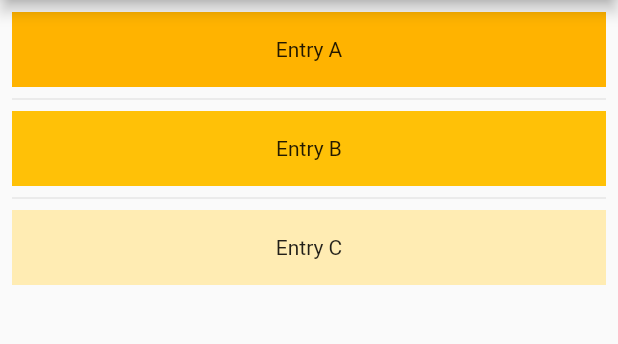
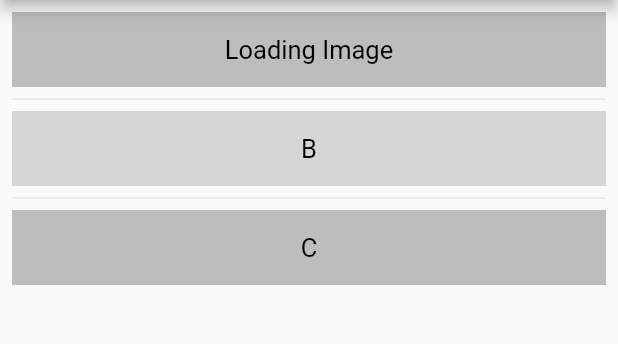
Before and after one commit to evansmwenda/flutterWidgets, a Flutter app: the screen it shows after launch, on a phone screen of 412 x 824 dp, the part 84-428 px from its top. Run offline on Flutter 3.47's test engine with Material 2 defaults, Android fonts, the phone set to English and light mode, and no system bars; missing offline and left inert: dart:ffi.

Commit message:
fade in image not working debug further

```diff
--- a/lib/main.dart
+++ b/lib/main.dart
@@ -1,5 +1,6 @@
 import 'package:flutter/material.dart';
 import 'package:flutter_demo/screens/homepage.dart';
+import 'package:flutter_demo/widgets/loadingimage.dart';
 
 void main() {
   runApp(
@@ -15,7 +16,7 @@ void main() {
       initialRoute: '/',
       routes: {
         '/': (context) => Homepage(),//MyApp(), //splash screen page
-        // Login.routeName: (context) => Login(),//login page
+        LoadingImage.routeName: (context) => LoadingImage(),//login page
         // Register.routeName: (context) => Register(),//register page
         // Homepage.routeName: (context) => Homepage(),//homepage
 
--- a/lib/screens/homepage.dart
+++ b/lib/screens/homepage.dart
@@ -1,11 +1,16 @@
 import 'package:flutter/material.dart';
+import 'package:flutter_demo/widgets/loadingimage.dart';
 
 class Homepage extends StatelessWidget {
   static const routeName = '/';
-  final List<String> entries = <String>['A', 'B', 'C'];
-  final List<int> colorCodes = <int>[600, 500, 100];
+  final List<String> entries = <String>['Loading Image', 'B', 'C'];
+  final List<int> colorCodes = <int>[400, 350];
+  // final List<Function> handlers = <Function>[_gotoLoadingImage(), 'B', 'C'];
   @override
   Widget build(BuildContext context) {
+    void _gotoLoadingImage() {
+      Navigator.pushNamed(context, LoadingImage.routeName);
+    }
     return Scaffold(
       appBar: AppBar(
         title: Text("All Widgets"),
@@ -17,11 +22,13 @@ class Homepage extends StatelessWidget {
           return GestureDetector(
             onTap: (){
               print("container $index clicked");
+              // handlers[index];
+              _gotoLoadingImage();
             },
             child: Container(
               height: 50,
-              color: Colors.amber[colorCodes[index]],
-              child: Center(child: Text('Entry ${entries[index]}')),
+              color: Colors.grey[colorCodes[index%2]],
+              child: Center(child: Text('${entries[index]}',style: TextStyle(color: Colors.black,fontSize: 17),),),
             ),
           );
         },
@@ -29,4 +36,6 @@ class Homepage extends StatelessWidget {
       ),
     );
   }
+
+
 }
--- /dev/null
+++ b/lib/widgets/loadingimage.dart
@@ -0,0 +1,22 @@
+import 'package:flutter/material.dart';
+
+class LoadingImage extends StatelessWidget {
+  static const routeName = '/loading-image';
+  @override
+  Widget build(BuildContext context) {
+    return Scaffold(
+      appBar: AppBar(
+        title: Text("Image"),
+      ),
+      body:  Center(
+        child: FadeInImage.assetNetwork(
+          placeholder: 'assets/loading.gif',
+          // image: 'http://archivision.com/educational/samples/files/1A2-F-P-I-2-C1_L.jpg',
+          image: 'http://placehold.it/100',
+        ),
+      ),
+
+
+    );
+  }
+}
--- a/pubspec.yaml
+++ b/pubspec.yaml
@@ -47,9 +47,8 @@ flutter:
   uses-material-design: true
 
   # To add assets to your application, add an assets section, like this:
-  # assets:
-  #   - images/a_dot_burr.jpeg
-  #   - images/a_dot_ham.jpeg
+  assets:
+    - assets/
 
   # An image asset can refer to one or more resolution-specific "variants", see
   # https://flutter.dev/assets-and-images/#resolution-aware.
```
Also changed, not shown: assets/loading.gif (added), 1 other file.
